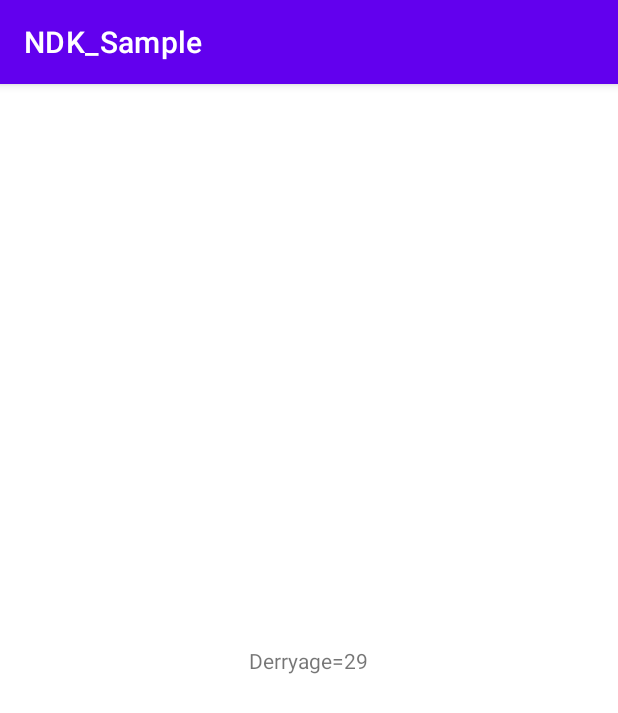
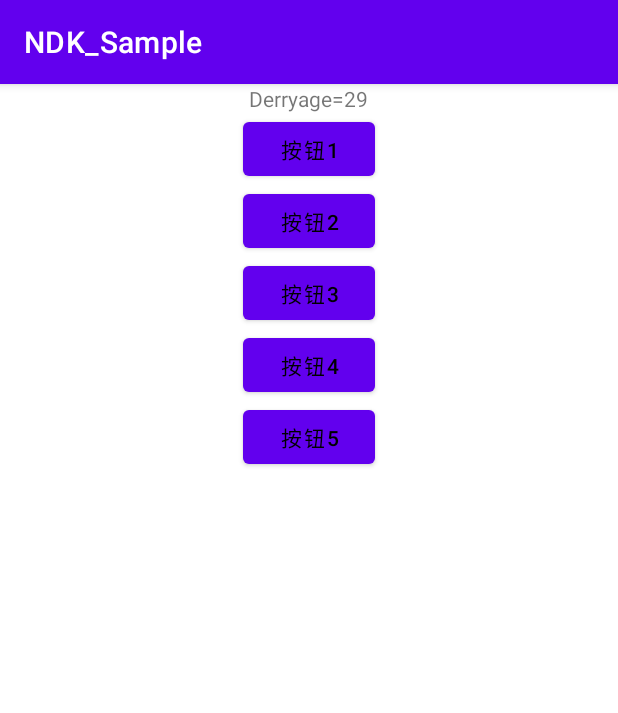
Before and after one commit to moruoyiming/NDK_Sample, an Android app: the screen it shows after launch (MainActivity), on a phone screen of 412 x 824 dp. Shown: the top 713 px of the screen. Run offline under Robolectric (Android 15) with nearby library versions, the phone set to English and light mode, and no system bars; 5 statements that could not run were skipped.

Commit message:
JNI C++修改Java层代码

```diff
--- a/app/src/main/java/com/example/ndk/MainActivity.java
+++ b/app/src/main/java/com/example/ndk/MainActivity.java
@@ -4,13 +4,22 @@ import androidx.appcompat.app.AppCompatActivity;
 
 import android.os.Bundle;
 import android.util.Log;
+import android.view.View;
+import android.widget.Button;
 import android.widget.TextView;
 
-public class MainActivity extends AppCompatActivity {
+import com.example.ndk.bean.Student;
+
+public class MainActivity extends AppCompatActivity implements View.OnClickListener {
+
+    public static final String TAG = MainActivity.class.getSimpleName();
+
+    private Button bt1, bt2, bt3, bt4, bt5;
 
     // Used to load the 'native-lib' library on application startup.
     static {
-        System.loadLibrary("native-lib");
+//        System.load("d://xxx/xxx/xx/native-lib");//这种是可以绝对路径的加载动态链接库文件
+        System.loadLibrary("native-lib"); //这种是从库目录遍历层级目录，去自动的寻找
     }
 
     static final int A = 12;
@@ -25,6 +34,16 @@ public class MainActivity extends AppCompatActivity {
         // Example of a call to a native method
         TextView tv = findViewById(R.id.sample_text);
         tv.setText(stringFromJNI());
+        bt1 = findViewById(R.id.button1);
+        bt1.setOnClickListener(this);
+        bt2 = findViewById(R.id.button2);
+        bt2.setOnClickListener(this);
+        bt3 = findViewById(R.id.button3);
+        bt3.setOnClickListener(this);
+        bt4 = findViewById(R.id.button4);
+        bt4.setOnClickListener(this);
+        bt5 = findViewById(R.id.button5);
+        bt5.setOnClickListener(this);
         changeName();
         changeAge();
         callAddMethod();
@@ -46,13 +65,55 @@ public class MainActivity extends AppCompatActivity {
 
     public static native void changeAge();
 
-    public  native void callAddMethod();
+    public native void callAddMethod();
 
+    //String 引用类型 数组
+    public native void testArrayAction(int count, String textInfo, int[] ints, String[] strs);
+
+    public native void putObject(Student student, String str);//传递引用类型，传递对象
+
+    public native void insertObject();
+
+//    public native void testQuote();
+
+//    public native void delQuote();
 
     //提供函数给native层
     public int add(int number1, int number2) {
         Log.i("sdfasf", (number1 + number2) + "");
         return number1 + number2;
+    }
+
+    @Override
+    public void onClick(View v) {
+        switch (v.getId()) {
+            case R.id.button1:
+                int[] ints = new int[]{1, 2, 3, 4, 5};
+                String[] strs = new String[]{"李小龙", "李连杰", "成龙"};
+                testArrayAction(99, "你好", ints, strs);
+                for (int anInt : ints) {
+                    Log.d(TAG, "test1:anInt" + anInt);
+                }
+                for (String st : strs) {
+                    Log.d(TAG, "test1:st" + st);
+                }
+                break;
+            case R.id.button2:
+                Student student = new Student();
+                student.name = "JRL";
+                student.age = 88;
+                putObject(student,"九阳神功");
+                Log.d(TAG, "student getName" + student.getName());
+                Log.d(TAG, "student getAge" + student.getAge()   );
+                break;
+            case R.id.button3:
+                insertObject();
+                break;
+            case R.id.button4:
+                break;
+            case R.id.button5:
+                break;
+        }
     }
 }
 
--- a/app/src/main/res/layout/activity_main.xml
+++ b/app/src/main/res/layout/activity_main.xml
@@ -11,9 +11,53 @@
         android:layout_width="wrap_content"
         android:layout_height="wrap_content"
         android:text="Hello World!"
-        app:layout_constraintBottom_toBottomOf="parent"
+        app:layout_constraintLeft_toLeftOf="parent"
+        app:layout_constraintRight_toRightOf="parent" />
+
+    <LinearLayout
+        android:layout_width="match_parent"
+        android:layout_height="wrap_content"
         app:layout_constraintLeft_toLeftOf="parent"
         app:layout_constraintRight_toRightOf="parent"
-        app:layout_constraintTop_toTopOf="parent" />
+        android:orientation="vertical"
+        android:gravity="center_horizontal"
+        app:layout_constraintTop_toBottomOf="@id/sample_text">
+
+        <Button
+            android:id="@+id/button1"
+            android:layout_width="wrap_content"
+            android:layout_height="wrap_content"
+            android:text="按钮1"
+            android:textColor="@color/black"></Button>
+
+        <Button
+            android:id="@+id/button2"
+            android:layout_width="wrap_content"
+            android:layout_height="wrap_content"
+            android:text="按钮2"
+            android:textColor="@color/black"></Button>
+
+        <Button
+            android:id="@+id/button3"
+            android:layout_width="wrap_content"
+            android:layout_height="wrap_content"
+            android:text="按钮3"
+            android:textColor="@color/black"></Button>
+
+        <Button
+            android:id="@+id/button4"
+            android:layout_width="wrap_content"
+            android:layout_height="wrap_content"
+            android:text="按钮4"
+            android:textColor="@color/black"></Button>
+
+        <Button
+            android:id="@+id/button5"
+            android:layout_width="wrap_content"
+            android:layout_height="wrap_content"
+            android:text="按钮5"
+            android:textColor="@color/black"></Button>
+
+    </LinearLayout>
 
 </androidx.constraintlayout.widget.ConstraintLayout>
```
Also changed, not shown: app/src/main/java/com/example/ndk/bean/Student.java (added, +43 -0 lines), 1 other file.
